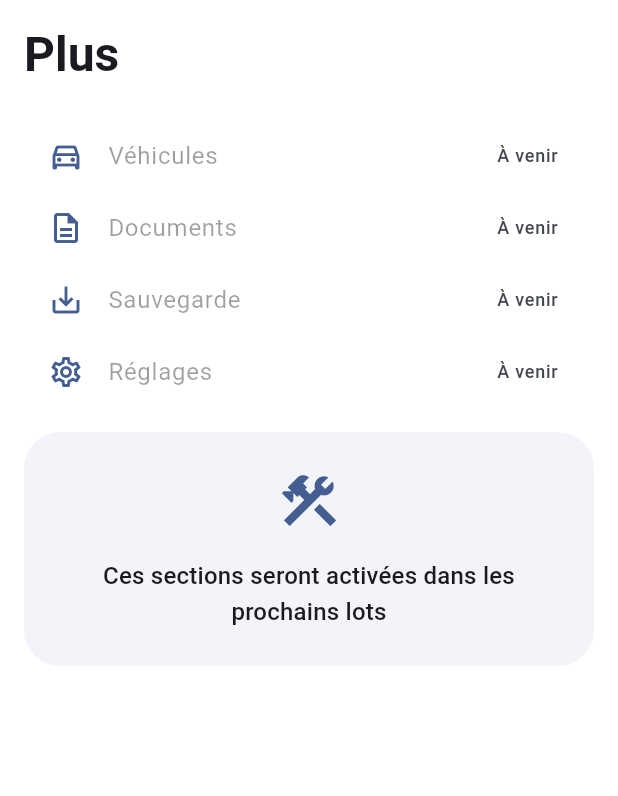
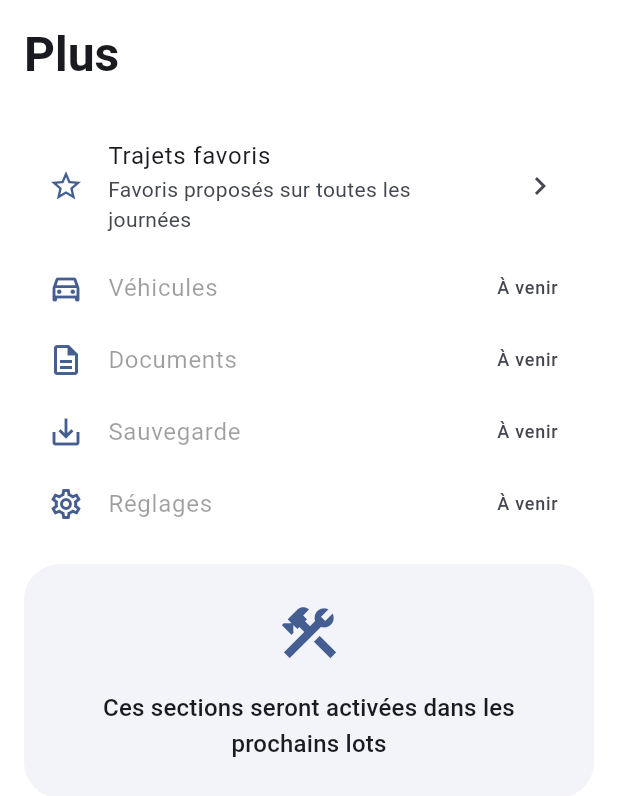
Before and after one commit to marcbouyssou-dot/appli-km, a Flutter app: the MoreScreen widget shown alone on an empty page, opened directly, on a phone screen of 412 x 824 dp. Shown: the top 796 px of the screen. Run offline on Flutter 3.47's test engine with Material 3 defaults, Android fonts, the phone set to English and light mode, and no system bars; our stand-ins replace flutter_riverpod, sembast, sembast_web.

Commit message:
fix: clarify global favorite trip management
- Day context (Today and past days) now only USES favorites: the
  ambiguous in-context 'Gérer' access is removed; day trips are deleted
  via the detailed-trips section only
- Global management moved to Plus > 'Trajets favoris' (create/edit/
  delete/reorder), with an explainer that these favorites apply to every
  day; delete confirmation now states the favorite will no longer be
  offered and already-recorded trips are kept
- Empty-state invitation kept; the favorite form notes it is available
  on all days (global)
- Tests: management flows rerouted through Plus, new cases for global
  deletion (favorite gone from past days, historic trips kept) and trip
  deletion never touching FavoriteTrip — 177 VM + 4 Chrome green

Co-Authored-By: Claude Fable 5 <noreply@anthropic.com>

```diff
--- a/lib/features/more/more_screen.dart
+++ b/lib/features/more/more_screen.dart
@@ -2,34 +2,51 @@ import 'package:flutter/material.dart';
 
 import '../../theme/tokens.dart';
 import '../../widgets/placeholder_card.dart';
+import '../today/manage_favorites_screen.dart';
 
 class MoreScreen extends StatelessWidget {
   const MoreScreen({super.key});
 
   @override
   Widget build(BuildContext context) {
+    final theme = Theme.of(context);
+
     return ListView(
       padding: const EdgeInsets.symmetric(horizontal: AppSpacing.l),
-      children: const [
-        ScreenTitle('Plus'),
-        _UpcomingTile(
+      children: [
+        const ScreenTitle('Plus'),
+        // Gestion GLOBALE des trajets favoris (créer/modifier/supprimer/
+        // réordonner) — volontairement hors du contexte d'une journée.
+        ListTile(
+          leading: Icon(Icons.star_outline, color: theme.colorScheme.primary),
+          title: const Text('Trajets favoris'),
+          subtitle: const Text('Favoris proposés sur toutes les journées'),
+          trailing: const Icon(Icons.chevron_right),
+          minTileHeight: AppSizes.minTouchTarget + 8,
+          onTap: () {
+            Navigator.of(context).push(MaterialPageRoute<void>(
+              builder: (_) => const ManageFavoritesScreen(),
+            ));
+          },
+        ),
+        const _UpcomingTile(
           icon: Icons.directions_car_outlined,
           title: 'Véhicules',
         ),
-        _UpcomingTile(
+        const _UpcomingTile(
           icon: Icons.description_outlined,
           title: 'Documents',
         ),
-        _UpcomingTile(
+        const _UpcomingTile(
           icon: Icons.save_alt_outlined,
           title: 'Sauvegarde',
         ),
-        _UpcomingTile(
+        const _UpcomingTile(
           icon: Icons.settings_outlined,
           title: 'Réglages',
         ),
-        SizedBox(height: AppSpacing.l),
-        PlaceholderCard(
+        const SizedBox(height: AppSpacing.l),
+        const PlaceholderCard(
           icon: Icons.construction_outlined,
           title: 'Ces sections seront activées dans les prochains lots',
         ),
--- a/lib/features/today/manage_favorites_screen.dart
+++ b/lib/features/today/manage_favorites_screen.dart
@@ -56,8 +56,9 @@ class ManageFavoritesScreen extends ConsumerWidget {
       builder: (context) => AlertDialog(
         title: const Text('Supprimer ce favori ?'),
         content: Text(
-          '${favorite.label} — ${formatKm(favorite.distanceKm)}\n'
-          'Les trajets déjà enregistrés ne seront pas modifiés.',
+          '${favorite.label} — ${formatKm(favorite.distanceKm)}\n\n'
+          'Il ne sera plus proposé dans vos trajets favoris.\n'
+          'Les trajets déjà enregistrés ne seront pas supprimés.',
         ),
         actions: [
           TextButton(
@@ -90,6 +91,16 @@ class ManageFavoritesScreen extends ConsumerWidget {
         child: ListView(
           padding: const EdgeInsets.all(AppSpacing.l),
           children: [
+            Padding(
+              padding: const EdgeInsets.only(bottom: AppSpacing.l),
+              child: Text(
+                'Ces favoris sont proposés sur toutes les journées. '
+                'Les supprimer ne supprime aucun trajet déjà enregistré.',
+                style: theme.textTheme.bodySmall?.copyWith(
+                  color: theme.colorScheme.onSurfaceVariant,
+                ),
+              ),
+            ),
             if (favorites.isEmpty)
               Padding(
                 padding: const EdgeInsets.all(AppSpacing.xl),
```
Also changed, not shown: lib/features/today/favorite_form_sheet.dart (+7 -0 lines), lib/features/today/favorites_section.dart (+5 -19 lines), 4 other files.
